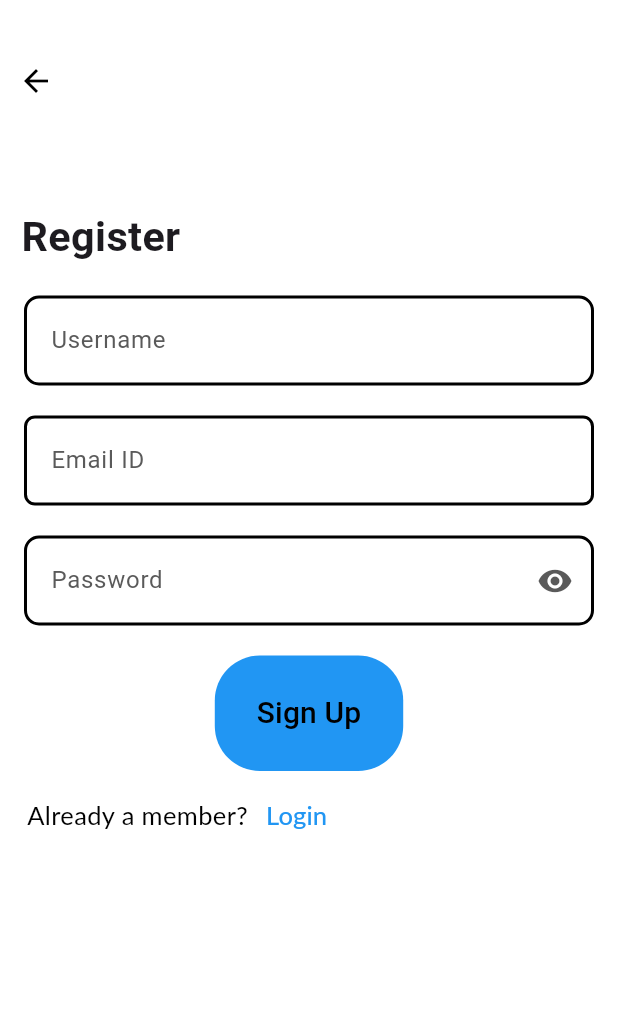
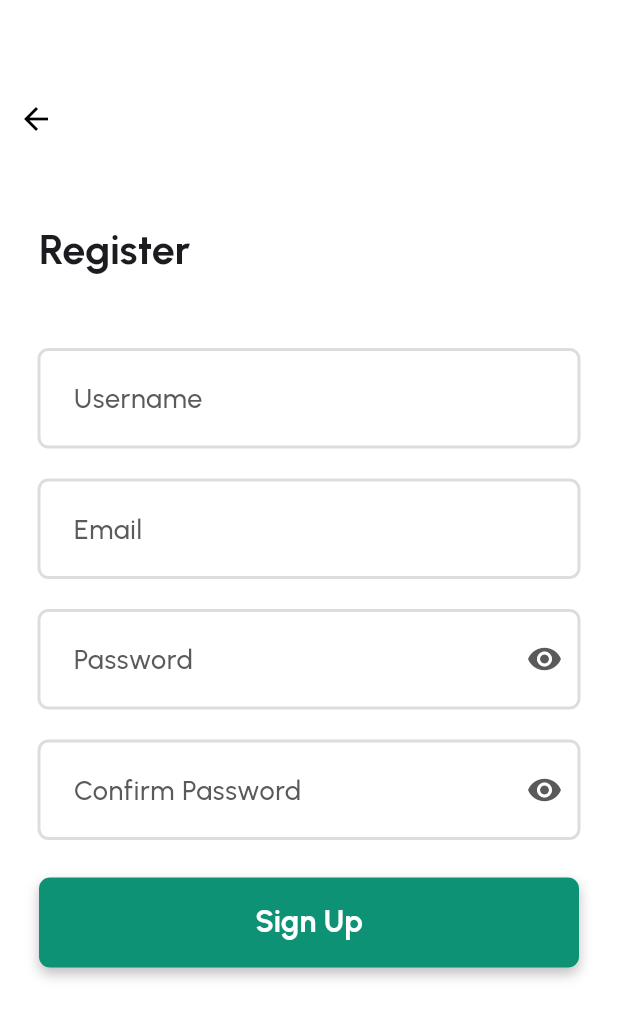
Before and after one commit to krish-1604/DEVSOC-24, a Flutter app: the Signup screen opened directly, on a phone screen of 412 x 824 dp. Shown: the top 1019 px of the screen. Run offline on Flutter 3.47's test engine with Material 3 defaults, Android fonts, the light colour scheme and no system bars; our stand-ins replace google_fonts; Roboto replaces fonts that are missing (Lato).

Commit message:
3rd commit

```diff
--- a/lib/signin/signup.dart
+++ b/lib/signin/signup.dart
@@ -1,6 +1,7 @@
 import 'package:empowerall/onboarding/ob1.dart';
 import 'package:empowerall/signin/login.dart';
 import 'package:flutter/material.dart';
+import 'package:empowerall/screens/welcome.dart';
 import 'package:google_fonts/google_fonts.dart';
 
 class Signup extends StatefulWidget {
@@ -9,30 +10,35 @@ class Signup extends StatefulWidget {
 }
 
 class _SignupState extends State<Signup> {
-  bool _securepassword = true;
+  bool _securePassword = true;
+  bool _secureConfirmPassword = true;
   String _username = '';
   String _email = '';
   String _password = '';
-  final name = TextEditingController();
-  GlobalKey<FormState> _formkey = GlobalKey<FormState>();
+  String _confirmPassword = '';
+  final GlobalKey<FormState> _formKey = GlobalKey<FormState>();
+  FocusNode _usernameFocusNode = FocusNode();
+  FocusNode _emailFocusNode = FocusNode();
+  FocusNode _passwordFocusNode = FocusNode();
+  FocusNode _confirmPasswordFocusNode = FocusNode();
 
   @override
   Widget build(BuildContext context) {
     return Scaffold(
       backgroundColor: Colors.white,
       body: Form(
-        key: _formkey,
+        key: _formKey,
         child: ListView(
           children: [
             SizedBox(
-              height: 30,
+              height: 55,
             ),
             Align(
               alignment: Alignment.topLeft,
               child: IconButton(
                 onPressed: () {
                   Navigator.push(context,
-                      MaterialPageRoute(builder: (context) => Signup()));
+                      MaterialPageRoute(builder: (context) => Welcome()));
                 },
                 icon: Icon(
                   Icons.arrow_back,
@@ -40,46 +46,60 @@ class _SignupState extends State<Signup> {
                 ),
               ),
             ),
-            SizedBox(height: 60),
+            SizedBox(height: 44),
+            Row(
+              children: [
+                SizedBox(
+                  width: 26,
+                ),
                 Text(
-              "  Register",
-              style: GoogleFonts.roboto(
+                  "Register",
+                  style: GoogleFonts.urbanist(
                     textStyle: TextStyle(
                       fontWeight: FontWeight.bold,
                       fontSize: 27.59,
+                      letterSpacing: -0.01,
                     ),
                   ),
                 ),
-            SizedBox(height: 20),
+              ],
+            ),
+            SizedBox(height: 46),
             Container(
-              margin: EdgeInsets.symmetric(horizontal: 16.0),
-              decoration: BoxDecoration(
-                color: Colors.white,
-                borderRadius: BorderRadius.circular(10.0),
-                border: Border.all(
-                  color: Colors.black,
+              margin: EdgeInsets.symmetric(horizontal: 25.0),
+              child: SizedBox(
+                child: TextFormField(
+                  focusNode: _usernameFocusNode,
+                  decoration: InputDecoration(
+                    hintText: 'Username',
+                    hintStyle: GoogleFonts.urbanist(
+                      textStyle: TextStyle(
+                        fontSize: 18,
+                        fontWeight: FontWeight.w500,
+                        color: Color(0xFF5A5A5A),
+                      ),
+                    ),
+                    focusedBorder: OutlineInputBorder(
+                      borderRadius: BorderRadius.circular(7.28),
+                      borderSide: BorderSide(
+                        color: Colors.green,
                         width: 2.0,
                       ),
                     ),
-              child: TextFormField(
-                decoration: InputDecoration(
-                  hintText: 'Username',
-                  hintStyle: TextStyle(color: Color(0xFF5A5A5A)),
-                  border: InputBorder.none,
-                  contentPadding: EdgeInsets.all(16.0),
+                    enabledBorder: OutlineInputBorder(
+                      borderRadius: BorderRadius.circular(7.28),
+                      borderSide: BorderSide(
+                        color: Color.fromRGBO(221, 221, 221, 1),
+                        width: 2.0,
+                      ),
+                    ),
+                    contentPadding: EdgeInsets.all(20.0),
                   ),
                   style: TextStyle(color: Colors.black),
                   validator: (value) {
                     if (value == null || value.isEmpty) {
-                    return 'Please enter username';
+                      return 'Please enter a username';
                     }
-
-                  final usernameRegex = RegExp(r'^[a-zA-Z0-9_]{3,}$');
-
-                  if (!usernameRegex.hasMatch(value)) {
-                    return 'Username must contain at least 3 characters\nand only allow letters, numbers, and underscores';
-                  }
-
                     return null;
                   },
                   onSaved: (value) {
@@ -87,23 +107,36 @@ class _SignupState extends State<Signup> {
                   },
                 ),
               ),
+            ),
             SizedBox(height: 20),
             Container(
-              margin: EdgeInsets.symmetric(horizontal: 16.0),
-              decoration: BoxDecoration(
-                color: Colors.white,
+              margin: EdgeInsets.symmetric(horizontal: 25.0),
+              child: TextFormField(
+                focusNode: _emailFocusNode,
+                decoration: InputDecoration(
+                  hintText: 'Email',
+                  hintStyle: GoogleFonts.urbanist(
+                    textStyle: TextStyle(
+                      fontSize: 18,
+                      fontWeight: FontWeight.w500,
+                      color: Color(0xFF5A5A5A),
+                    ),
+                  ),
+                  focusedBorder: OutlineInputBorder(
                     borderRadius: BorderRadius.circular(7.28),
-                border: Border.all(
-                  color: Colors.black,
+                    borderSide: BorderSide(
+                      color: Colors.green,
                       width: 2.0,
                     ),
                   ),
-              child: TextFormField(
-                decoration: InputDecoration(
-                  hintText: 'Email ID',
-                  hintStyle: TextStyle(color: Color(0xFF5A5A5A)),
-                  border: InputBorder.none,
-                  contentPadding: EdgeInsets.all(16.0),
+                  enabledBorder: OutlineInputBorder(
+                    borderRadius: BorderRadius.circular(7.28),
+                    borderSide: BorderSide(
+                      color: Color.fromRGBO(221, 221, 221, 1),
+                      width: 2.0,
+                    ),
+                  ),
+                  contentPadding: EdgeInsets.all(20.0),
                 ),
                 style: TextStyle(color: Colors.black),
                 validator: (value) {
@@ -129,37 +162,47 @@ class _SignupState extends State<Signup> {
             ),
             SizedBox(height: 20),
             Container(
-              margin: EdgeInsets.symmetric(horizontal: 16.0),
-              decoration: BoxDecoration(
-                color: Colors.white,
-                borderRadius: BorderRadius.circular(10.0),
-                border: Border.all(
-                  color: Colors.black,
+              margin: EdgeInsets.symmetric(horizontal: 25.0),
+              child: TextFormField(
+                focusNode: _passwordFocusNode,
+                obscureText: _securePassword,
+                decoration: InputDecoration(
+                  hintText: 'Password',
+                  hintStyle: GoogleFonts.urbanist(
+                    textStyle: TextStyle(
+                      fontSize: 18,
+                      fontWeight: FontWeight.w500,
+                      color: Color(0xFF5A5A5A),
+                    ),
+                  ),
+                  focusedBorder: OutlineInputBorder(
+                    borderRadius: BorderRadius.circular(7.28),
+                    borderSide: BorderSide(
+                      color: Colors.green,
                       width: 2.0,
                     ),
                   ),
-              child: TextFormField(
-                obscureText: _securepassword,
-                decoration: InputDecoration(
-                  hintText: 'Password',
-                  hintStyle: TextStyle(color: Color(0xFF5A5A5A)),
-                  border: InputBorder.none,
-                  contentPadding: EdgeInsets.all(16.0),
-                  suffixIcon: togglePassword(),
+                  enabledBorder: OutlineInputBorder(
+                    borderRadius: BorderRadius.circular(7.28),
+                    borderSide: BorderSide(
+                      color: Color.fromRGBO(221, 221, 221, 1),
+                      width: 2.0,
+                    ),
+                  ),
+                  contentPadding: EdgeInsets.all(20.0),
+                  suffixIcon: TogglePassword(
+                    onPressed: () {
+                      setState(() {
+                        _securePassword = !_securePassword;
+                      });
+                    },
+                  ),
                 ),
                 style: TextStyle(color: Colors.black),
                 validator: (value) {
                   if (value == null || value.isEmpty) {
-                    return 'Please enter password';
+                    return 'Please enter a password';
                   }
-
-                  final passwordRegex =
-                      RegExp(r'^[a-zA-Z0-9_!@#$%^&*+=\|;:]{7,}$');
-
-                  if (!passwordRegex.hasMatch(value)) {
-                    return 'Password must have atleast 8 characters';
-                  }
-
                   return null;
                 },
                 onSaved: (value) {
@@ -168,50 +211,130 @@ class _SignupState extends State<Signup> {
               ),
             ),
             SizedBox(height: 20),
+            Container(
+              margin: EdgeInsets.symmetric(horizontal: 25.0),
+              child: TextFormField(
+                focusNode: _confirmPasswordFocusNode,
+                obscureText: _secureConfirmPassword,
+                decoration: InputDecoration(
+                  hintText: 'Confirm Password',
+                  hintStyle: GoogleFonts.urbanist(
+                    textStyle: TextStyle(
+                      fontSize: 18,
+                      fontWeight: FontWeight.w500,
+                      color: Color(0xFF5A5A5A),
+                    ),
+                  ),
+                  focusedBorder: OutlineInputBorder(
+                    borderRadius: BorderRadius.circular(7.28),
+                    borderSide: BorderSide(
+                      color: Colors.green,
+                      width: 2.0,
+                    ),
+                  ),
+                  enabledBorder: OutlineInputBorder(
+                    borderRadius: BorderRadius.circular(7.28),
+                    borderSide: BorderSide(
+                      color: Color.fromRGBO(221, 221, 221, 1),
+                      width: 2.0,
+                    ),
+                  ),
+                  contentPadding: EdgeInsets.all(20.0),
+                  suffixIcon: TogglePassword(
+                    onPressed: () {
+                      setState(() {
+                        _secureConfirmPassword = !_secureConfirmPassword;
+                      });
+                    },
+                  ),
+                ),
+                style: TextStyle(color: Colors.black),
+                validator: (value) {
+                  if (value == null || value.isEmpty) {
+                    return 'Please enter confirm password';
+                  }
+                  if (value != _password) {
+                    return 'Passwords do not match';
+                  }
+                  return null;
+                },
+                onSaved: (value) {
+                  _confirmPassword = value ?? '';
+                },
+              ),
+            ),
+            SizedBox(height: 5),
             Row(
               mainAxisAlignment: MainAxisAlignment.center,
               children: [
-                TextButton(
+                Container(
+                  width: 360,
+                  height: 60,
+                  margin: EdgeInsets.symmetric(vertical: 20),
+                  decoration: BoxDecoration(
+                    borderRadius: BorderRadius.circular(7.28),
+                    boxShadow: [
+                      BoxShadow(
+                        color: Colors.black.withOpacity(0.25),
+                        blurRadius: 6.5,
+                        offset: Offset(0, 4),
+                      ),
+                    ],
+                  ),
+                  child: TextButton(
                     onPressed: () {
-                    if (_formkey.currentState!.validate()) {
+                      if (_formKey.currentState!.validate()) {
                         Navigator.push(
                           context,
-                          MaterialPageRoute(
-                              builder: (context) => Onboarding()));
-                    } else {}
+                          MaterialPageRoute(builder: (context) => Onboarding()),
+                        );
+                      }
                     },
                     style: ButtonStyle(
-                    backgroundColor:
-                        MaterialStateProperty.all<Color>(Colors.blue),
+                      elevation: MaterialStateProperty.all<double>(0),
+                      backgroundColor: MaterialStateProperty.all<Color>(
+                        Color.fromRGBO(13, 146, 118, 1),
+                      ),
                       shape: MaterialStateProperty.all<RoundedRectangleBorder>(
                         RoundedRectangleBorder(
-                        borderRadius: BorderRadius.circular(30.0),
+                          borderRadius: BorderRadius.circular(7.28),
                         ),
                       ),
+                      overlayColor: MaterialStateProperty.all<Color>(
+                        Colors.transparent,
                       ),
-                  child: Padding(
-                    padding: const EdgeInsets.all(16.0),
+                    ),
                     child: Text(
-                      "Sign Up",
-                      style: TextStyle(
-                        color: Colors.black,
+                      'Sign Up',
+                      style: GoogleFonts.urbanist(
+                        textStyle: TextStyle(
                           fontSize: 20,
+                          fontWeight: FontWeight.w700,
+                          color: Colors.white,
+                        ),
                       ),
                     ),
                   ),
                 ),
               ],
             ),
-            SizedBox(height: 5),
+            SizedBox(
+              height: 240,
+            ),
+            Column(
+              mainAxisAlignment: MainAxisAlignment.end,
+              children: [
                 Row(
+                  mainAxisAlignment: MainAxisAlignment.center,
                   children: [
-                SizedBox(height: 10, width: 18),
                     Text(
-                  "Already a member?",
-                  style: TextStyle(
-                    color: Colors.black,
-                    fontFamily: 'Lato',
-                    fontSize: 17,
+                      "Already have an account?",
+                      style: GoogleFonts.urbanist(
+                        textStyle: TextStyle(
+                          fontSize: 14.78,
+                          fontWeight: FontWeight.normal,
+                          color: Color.fromRGBO(106, 112, 124, 1),
+                        ),
                       ),
                     ),
                     TextButton(
@@ -221,31 +344,36 @@ class _SignupState extends State<Signup> {
                       },
                       child: Text(
                         "Login",
-                    style: TextStyle(
-                      color: Colors.blue,
-                      fontFamily: 'Lato',
-                      fontSize: 17,
+                        style: GoogleFonts.urbanist(
+                          textStyle: TextStyle(
+                            fontSize: 14.78,
+                            fontWeight: FontWeight.w700,
+                            color: Color.fromRGBO(13, 146, 118, 1),
+                          ),
                         ),
                       ),
                     ),
                   ],
                 ),
-            SizedBox(height: 20),
+              ],
+            ),
           ],
         ),
       ),
     );
   }
+}
 
-  Widget togglePassword() {
+class TogglePassword extends StatelessWidget {
+  final VoidCallback onPressed;
+
+  const TogglePassword({Key? key, required this.onPressed}) : super(key: key);
+
+  @override
+  Widget build(BuildContext context) {
     return IconButton(
-      onPressed: () {
-        setState(() {
-          _securepassword = !_securepassword;
-        });
-      },
-      icon:
-          _securepassword ? Icon(Icons.visibility) : Icon(Icons.visibility_off),
+      onPressed: onPressed,
+      icon: Icon(Icons.visibility),
       color: Color(0xFF5A5A5A),
     );
   }
```
Lines whose indentation alone changed are shown as unchanged.
